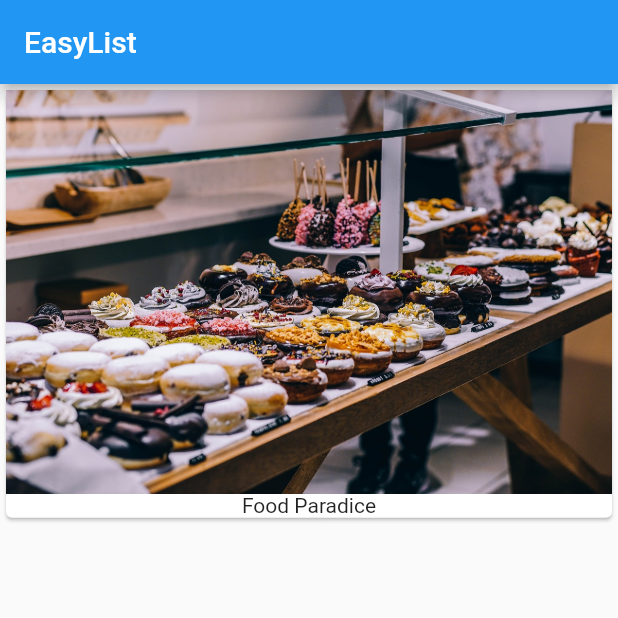
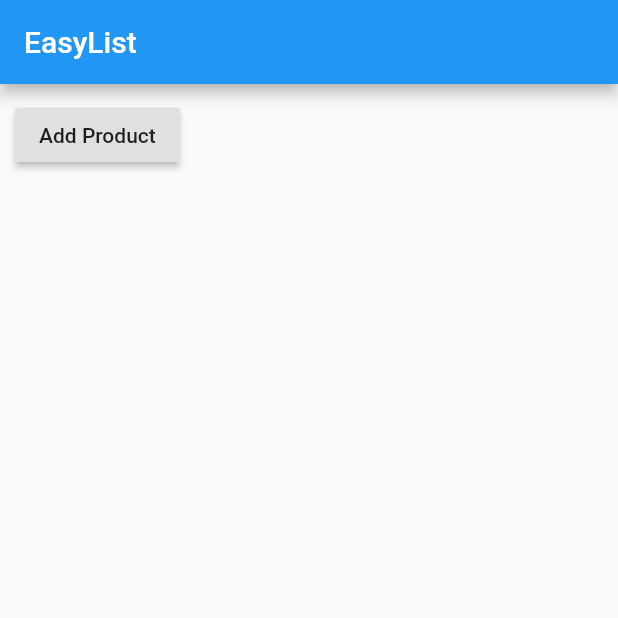
Before and after one commit to mvissio/flutter-course, a Flutter app: the screen it shows after launch, on a phone screen of 412 x 824 dp, the top half of it. Run offline on Flutter 3.47's test engine with Material 2 defaults, Android fonts, the phone set to English and light mode, and no system bars.

Commit message:
First Commit

```diff
--- a/lib/main.dart
+++ b/lib/main.dart
@@ -4,7 +4,19 @@ main() {
   runApp(MyApp());
 }
 
-class MyApp extends StatelessWidget {
+class MyApp extends StatefulWidget {
+  @override
+  State<StatefulWidget> createState() {
+    // TODO: implement createState
+    return _MyAppState();
+  }
+}
+
+class _MyAppState extends State<MyApp> {
+  List<String> _products = [];
+  int num = 0;
+
+  @override
   build(context) {
     return MaterialApp(
       home: Scaffold(
@@ -13,14 +25,18 @@ class MyApp extends StatelessWidget {
         ),
         body: Column(
           children: [
-            Card(
-              child: Column(
-                children: <Widget>[
-                  Image.asset('assets/food.jpg'),
-                  Text('Food Paradice')
-                ],
-              ),
-            )
+            Container(
+                margin: EdgeInsets.all(10.0),
+                child: RaisedButton(
+                    onPressed: () {
+                      setState(() {
+                       _products.add('number ${num}');
+                       print(num);
+                       num++;
+                      });
+                    },
+                    child: Text('Add Product'))),
+
           ],
         ),
       ),
```
Also changed, not shown: lib/products.dart (added, +22 -0 lines), res/values/strings_en.arb (added).
